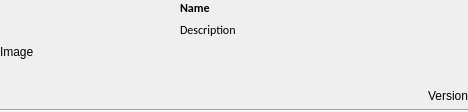
Before: the Qt Designer form src/roam/ui/ui_projectwidget.ui in roam-qgis/Roam, drawn with Qt 5.
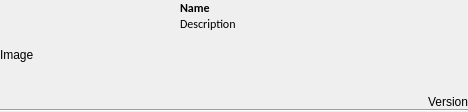
After: the same form once the commit is applied.

Commit message: Fix #172 - Reduce bottom spacing in project widget

The edit to the form file:
```diff
--- a/src/roam/ui/ui_projectwidget.ui
+++ b/src/roam/ui/ui_projectwidget.ui
@@ -32,6 +32,9 @@
    <string notr="true"/>
   </property>
   <layout class="QGridLayout" name="gridLayout">
+   <property name="verticalSpacing">
+    <number>0</number>
+   </property>
    <property name="margin">
     <number>0</number>
    </property>
```
